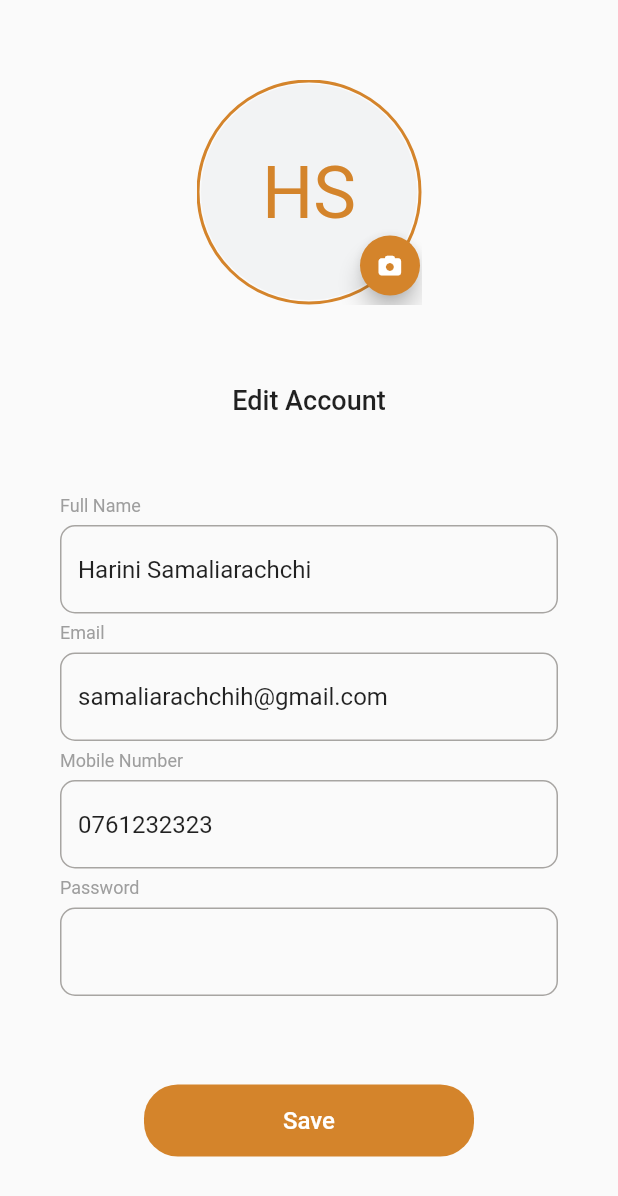
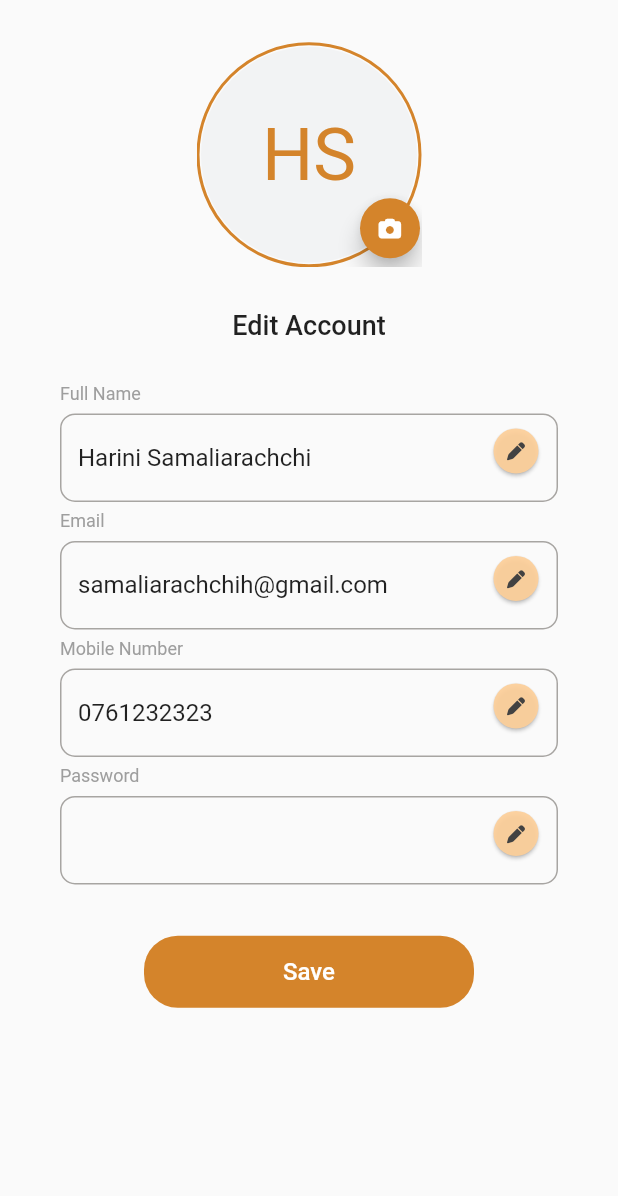
Before and after one commit to malindupasan/HirePro, a Flutter app: the EditProfile screen opened by its route, on a phone screen of 412 x 824 dp. Shown: the top 1196 px of the screen. Run offline on Flutter 3.47's test engine with Material 2 defaults, Android fonts, the phone set to English and light mode, and no system bars; our stand-ins replace card_swiper, file_picker, flutter_rating_bar, font_awesome_flutter, image_cropper, image_picker and 3 more; missing offline and left inert: emailjs.

Commit message:
name edit toggle button +emailjs added

```diff
--- a/frontend/hire_pro/lib/main.dart
+++ b/frontend/hire_pro/lib/main.dart
@@ -2,8 +2,9 @@ import 'package:flutter/material.dart';
 import 'package:hire_pro/constants.dart';
 import 'package:hire_pro/screens/biddingScreen.dart';
 import 'package:hire_pro/screens/categoryScreen.dart';
+import 'package:hire_pro/screens/emailCodeVerifyScreen.dart';
 import 'package:hire_pro/screens/job_request/confirmationScreen.dart';
-import 'package:hire_pro/screens/editProfileScreen.dart';
+import 'package:hire_pro/screens/editProfile/editProfileScreen.dart';
 import 'package:hire_pro/screens/homeScreen.dart';
 import 'package:hire_pro/screens/jobCompletedScreen.dart';
 import 'package:hire_pro/screens/job_request/stepper.dart';
@@ -47,6 +48,7 @@ class HirePro extends StatelessWidget {
         '/confirm_job_request': (context) => ConfirmationScreen(),
         '/biddings': (context) => BiddingPage(),
         '/pro_profile': (context) => proProfileScreen(),
+        '/emailcodeverify': (context) => EmailCodeVerifyScreen(),
       },
     );
   }
--- /dev/null
+++ b/frontend/hire_pro/lib/screens/editProfile/editProfileScreen.dart
@@ -0,0 +1,253 @@
+import 'dart:convert';
+
+import 'package:flutter/material.dart';
+import 'package:font_awesome_flutter/font_awesome_flutter.dart';
+import 'package:hire_pro/constants.dart';
+import 'package:hire_pro/services/imageUpload.dart';
+import 'package:hire_pro/widgets/MainButton.dart';
+import 'package:hire_pro/widgets/smallButton.dart';
+import 'dart:io';
+import 'package:flutter/services.dart';
+import 'package:image_picker/image_picker.dart';
+import 'package:image_cropper/image_cropper.dart';
+
+class EditProfile extends StatefulWidget {
+  @override
+  State<EditProfile> createState() => _EditProfileState();
+}
+
+String jsondata =
+    '{"full_name": "John Doe", "email": "samaliarachchih@gmail.com", "phone_number": "123-456-7890"}';
+var userData = jsonDecode(jsondata);
+
+class _EditProfileState extends State<EditProfile> {
+  final keyCounter = GlobalKey<_EditFieldState>();
+  String defaultImage = 'images/profile_pic.png';
+  final imageUpload = ImageUpload();
+  File? _image;
+  void changeProfilePicture(ImageSource source) async {
+    final file = await imageUpload.pickImage(source);
+    if (file != null) {
+      final croppedImage =
+          await imageUpload.crop(file: file, cropStyle: CropStyle.circle);
+      if (croppedImage != null) {
+        setState(() {
+          _image = File(
+            croppedImage.path,
+          );
+        });
+      }
+    }
+  }
+
+  @override
+  Widget build(BuildContext context) {
+    return SafeArea(
+        child: Scaffold(
+            // bottomNavigationBar: BottomNavBar(),
+            resizeToAvoidBottomInset: false,
+            body: SingleChildScrollView(
+              child: Center(
+                child: Container(
+                  height: 700,
+                  margin: EdgeInsets.symmetric(horizontal: 40),
+                  child: Column(
+                    mainAxisAlignment: MainAxisAlignment.spaceEvenly,
+                    children: [
+                      Stack(
+                        children: [
+                          Container(
+                            width:
+                                150, // Set the desired width of the container
+                            height:
+                                150, // Set the desired height of the container
+                            decoration: BoxDecoration(
+                              shape: BoxShape.circle, // Create a circular shape
+                              border: Border.all(
+                                color: kMainYellow, // Set the border color
+                                width: 2, // Set the border width
+                              ),
+                            ),
+
+                            child: Hero(
+                              tag: 'image',
+                              child: Center(
+                                child: FittedBox(
+                                  fit: BoxFit.contain,
+                                  child: CircleAvatar(
+                                    radius: 72,
+                                    backgroundColor: kMainGrey,
+                                    foregroundImage: _image != null
+                                        ? FileImage(_image!)
+                                        : null,
+                                    child: Text(
+                                      'HS',
+                                      style: TextStyle(
+                                          fontSize: 48, color: kMainYellow),
+                                    ),
+                                  ),
+                                ),
+                              ),
+                            ),
+                          ),
+                          Positioned(
+                            top: 100,
+                            left: 105,
+                            child: FloatingActionButton.small(
+                                backgroundColor: kMainYellow,
+                                child: Icon(
+                                  FontAwesomeIcons.camera,
+                                  size: 15,
+                                ),
+                                onPressed: () => showDialog<String>(
+                                      context: context,
+                                      builder: (BuildContext context) =>
+                                          AlertDialog(
+                                        title: const Text(
+                                          'Change profile picture using,',
+                                          style: TextStyle(
+                                              fontSize: 20,
+                                              fontWeight: FontWeight.w500),
+                                        ),
+                                        content: const Text(''),
+                                        actions: <Widget>[
+                                          Row(
+                                            mainAxisAlignment:
+                                                MainAxisAlignment.spaceEvenly,
+                                            children: [
+                                              SmallButton('Camera', () async {
+                                                changeProfilePicture(
+                                                    ImageSource.camera);
+                                              }, kMainYellow, Colors.white),
+                                              SmallButton('Gallery', () async {
+                                                changeProfilePicture(
+                                                    ImageSource.gallery);
+                                              }, kMainYellow, Colors.white)
+                                            ],
+                                          )
+                                        ],
+                                      ),
+                                    )),
+                          ),
+                        ],
+                      ),
+                      Text(
+                        'Edit Account',
+                        style: TextStyle(
+                            fontWeight: FontWeight.w500, fontSize: 18),
+                      ),
+                      Column(
+                        children: [
+                          EditField(
+                              key: keyCounter,
+                              label: 'Full Name',
+                              value: 'Harini Samaliarachchi',
+                              edit: () {
+                                setState(() {
+                                  keyCounter.currentState!.editField =
+                                      !keyCounter.currentState!.editField;
+                                });
+                              }),
+                          EditField(
+                              label: 'Email',
+                              value: 'samaliarachchih@gmail.com',
+                              edit: () {
+
+                                Navigator.pushNamed(context, '/emailcodeverify',
+                                    arguments: userData['email']);
+                              }),
+                          EditField(
+                              label: 'Mobile Number',
+                              value: '0761232323',
+                              edit: () {
+                                print('pressed');
+                              }),
+                          EditField(label: 'Password', value: '', edit: () {}),
+                        ],
+                      ),
+                      MainButton("Save", () {}),
+                    ],
+                  ),
+                ),
+              ),
+            )));
+  }
+}
+
+class EditField extends StatefulWidget {
+  final String label;
+  final String value;
+  final VoidCallback edit;
+
+  EditField(
+      {super.key,
+      required this.label,
+      required this.value,
+      required this.edit});
+
+  @override
+  State<EditField> createState() => _EditFieldState();
+}
+
+class _EditFieldState extends State<EditField> {
+  bool editField = true;
+  bool password = false;
+  void isPassword() {
+    if (widget.label == 'Password') {
+      password = true;
+    }
+    password = false;
+  }
+
+  @override
+  Widget build(BuildContext context) {
+    return Column(
+      crossAxisAlignment: CrossAxisAlignment.start,
+      children: [
+        Text(
+          widget.label,
+          style: TextStyle(
+            color: Colors.grey,
+            fontSize: 12,
+          ),
+        ),
+        SizedBox(height: 6),
+        Stack(
+          children: [
+            TextFormField(
+              obscureText: password,
+              readOnly: editField,
+              initialValue: widget.value,
+              decoration: InputDecoration(
+                border: OutlineInputBorder(
+                  borderSide: BorderSide(
+                    color: Colors.grey,
+                  ),
+                  borderRadius: BorderRadius.circular(10),
+                ),
+              ),
+            ),
+            Positioned(
+              left: 280,
+              top: 10,
+              child: SizedBox(
+                height: 30,
+                child: FloatingActionButton.small(
+                  onPressed: widget.edit,
+                  backgroundColor: kSecondaryYellow,
+                  child: Icon(
+                    FontAwesomeIcons.pen,
+                    color: Colors.grey[800],
+                    size: 12,
+                  ),
+                  elevation: 1,
+                ),
+              ),
+            ),
+          ],
+        ),
+        SizedBox(height: 6),
+      ],
+    );
+  }
+}
--- a/frontend/hire_pro/lib/screens/editProfileScreen.dart
+++ /dev/null
@@ -1,180 +0,0 @@
-import 'package:flutter/material.dart';
-import 'package:font_awesome_flutter/font_awesome_flutter.dart';
-import 'package:hire_pro/constants.dart';
-import 'package:hire_pro/services/imageUpload.dart';
-import 'package:hire_pro/widgets/MainButton.dart';
-import 'package:hire_pro/widgets/smallButton.dart';
-import 'dart:io';
-import 'package:flutter/services.dart';
-import 'package:image_picker/image_picker.dart';
-import 'package:image_cropper/image_cropper.dart';
-
-class EditProfile extends StatefulWidget {
-  const EditProfile({super.key});
-
-  @override
-  State<EditProfile> createState() => _EditProfileState();
-}
-
-class _EditProfileState extends State<EditProfile> {
-  String defaultImage = 'images/profile_pic.png';
-  final imageUpload = ImageUpload();
-  File? _image;
-  void changeProfilePicture(ImageSource source) async {
-    final file = await imageUpload.pickImage(source);
-    if (file != null) {
-      final croppedImage =
-          await imageUpload.crop(file: file, cropStyle: CropStyle.circle);
-      if (croppedImage != null) {
-        setState(() {
-          _image = File(
-            croppedImage.path,
-          );
-        });
-      }
-    }
-  }
-
-  @override
-  Widget build(BuildContext context) {
-    return SafeArea(
-        child: Scaffold(
-            // bottomNavigationBar: BottomNavBar(),
-            resizeToAvoidBottomInset: false,
-            body: Center(
-              child: Container(
-                margin: EdgeInsets.symmetric(horizontal: 40),
-                child: Column(
-                  mainAxisAlignment: MainAxisAlignment.spaceEvenly,
-                  children: [
-                    Stack(
-                      children: [
-                        Container(
-                          width: 150, // Set the desired width of the container
-                          height:
-                              150, // Set the desired height of the container
-                          decoration: BoxDecoration(
-                            shape: BoxShape.circle, // Create a circular shape
-                            border: Border.all(
-                              color: kMainYellow, // Set the border color
-                              width: 2, // Set the border width
-                            ),
-                          ),
-
-                          child: Hero(
-                            tag: 'image',
-                            child: Center(
-                              child: FittedBox(
-                                fit: BoxFit.contain,
-                                child: CircleAvatar(
-                                  radius: 72,
-                                  backgroundColor: kMainGrey,
-                                  foregroundImage: _image != null
-                                      ? FileImage(_image!)
-                                      : null,
-                                  child: Text(
-                                    'HS',
-                                    style: TextStyle(
-                                        fontSize: 48, color: kMainYellow),
-                                  ),
-                                ),
-                              ),
-                            ),
-                          ),
-                        ),
-                        Positioned(
-                          top: 100,
-                          left: 105,
-                          child: FloatingActionButton.small(
-                              backgroundColor: kMainYellow,
-                              child: Icon(
-                                FontAwesomeIcons.camera,
-                                size: 15,
-                              ),
-                              onPressed: () => showDialog<String>(
-                                    context: context,
-                                    builder: (BuildContext context) =>
-                                        AlertDialog(
-                                      title: const Text(
-                                        'Change profile picture using,',
-                                        style: TextStyle(
-                                            fontSize: 20,
-                                            fontWeight: FontWeight.w500),
-                                      ),
-                                      content: const Text(''),
-                                      actions: <Widget>[
-                                        Row(
-                                          mainAxisAlignment:
-                                              MainAxisAlignment.spaceEvenly,
-                                          children: [
-                                            SmallButton('Camera', () async {
-                                              changeProfilePicture(
-                                                  ImageSource.camera);
-                                            }, kMainYellow, Colors.white),
-                                            SmallButton('Gallery', () async {
-                                              changeProfilePicture(
-                                                  ImageSource.gallery);
-                                            }, kMainYellow, Colors.white)
-                                          ],
-                                        )
-                                      ],
-                                    ),
-                                  )),
-                        ),
-                      ],
-                    ),
-                    Text(
-                      'Edit Account',
-                      style:
-                          TextStyle(fontWeight: FontWeight.w500, fontSize: 18),
-                    ),
-                    Column(
-                      children: [
-                        EditField('Full Name', 'Harini Samaliarachchi'),
-                        EditField('Email', 'samaliarachchih@gmail.com'),
-                        EditField('Mobile Number', '0761232323'),
-                        EditField('Password', ''),
-                      ],
-                    ),
-                    MainButton("Save", () {}),
-                  ],
-                ),
-              ),
-            )));
-  }
-}
-
-class EditField extends StatelessWidget {
-  String label;
-  String value;
-  EditField(this.label, this.value);
-
-  @override
-  Widget build(BuildContext context) {
-    return Column(
-      crossAxisAlignment: CrossAxisAlignment.start,
-      children: [
-        Text(
-          label,
-          style: TextStyle(
-            color: Colors.grey,
-            fontSize: 12,
-          ),
-        ),
-        SizedBox(height: 6),
-        TextFormField(
-          initialValue: value,
-          decoration: InputDecoration(
-            border: OutlineInputBorder(
-              borderSide: BorderSide(
-                color: Colors.grey,
-              ),
-              borderRadius: BorderRadius.circular(10),
-            ),
-          ),
-        ),
-        SizedBox(height: 6),
-      ],
-    );
-  }
-}
--- a/frontend/hire_pro/lib/services/imageUpload.dart
+++ b/frontend/hire_pro/lib/services/imageUpload.dart
@@ -1,6 +1,6 @@
 import 'package:image_picker/image_picker.dart';
 import 'package:image_cropper/image_cropper.dart';
-import 'package:flutter/material.dart';
+
 
 class ImageUpload {
   ImageUpload({
--- a/frontend/hire_pro/pubspec.yaml
+++ b/frontend/hire_pro/pubspec.yaml
@@ -49,6 +49,7 @@ dependencies:
   http: ^1.1.0
   image_picker: ^1.0.1
   image_cropper: ^5.0.0
+  emailjs: ^1.3.0
 
 
 
```
Also changed, not shown: frontend/hire_pro/lib/screens/emailCodeVerifyScreen.dart (added, +58 -0 lines), frontend/hire_pro/lib/services/email.dart (added, +38 -0 lines), frontend/hire_pro/lib/widgets/MediumButton.dart (added, +37 -0 lines), frontend/hire_pro/lib/widgets/SquareInputBox.dart (added, +36 -0 lines), frontend/hire_pro/pubspec.lock.
